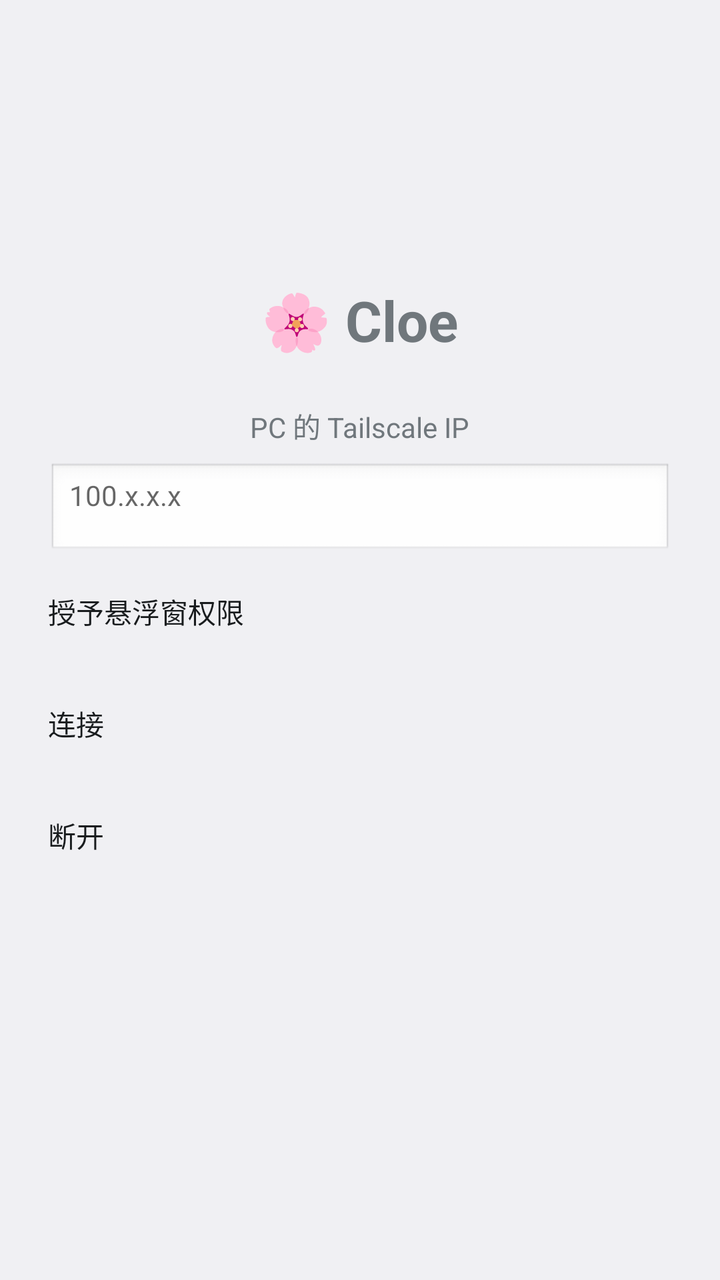
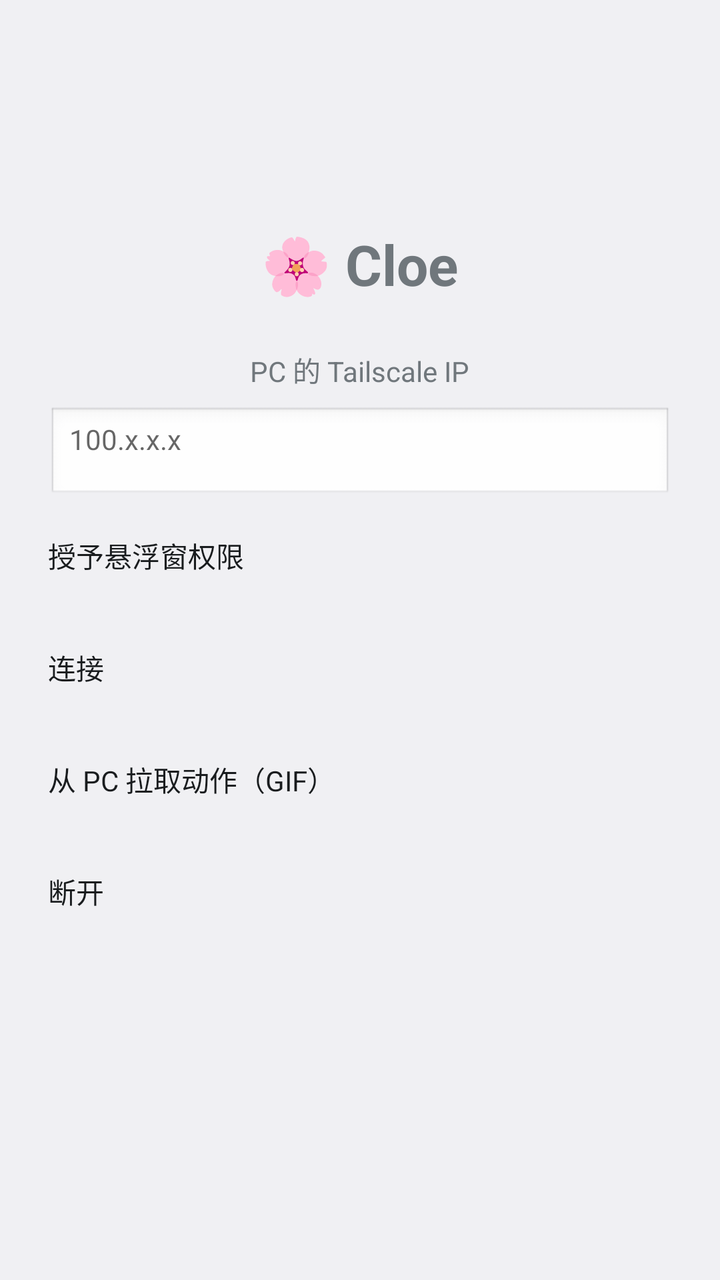

Before-and-after screenshots of an Android layout around one commit, followed by the original layout XML and the change that was made.
<!-- AndroidManifest.xml: activity theme Theme.Cloe -->
<!-- res/layout/activity_main.xml -->
<?xml version="1.0" encoding="utf-8"?>
<LinearLayout xmlns:android="http://schemas.android.com/apk/res/android"
    android:layout_width="match_parent"
    android:layout_height="match_parent"
    android:orientation="vertical"
    android:padding="24dp"
    android:gravity="center">

    <TextView
        android:layout_width="wrap_content"
        android:layout_height="wrap_content"
        android:text="🌸 Cloe"
        android:textSize="28sp"
        android:textStyle="bold"
        android:layout_marginBottom="24dp" />

    <TextView
        android:layout_width="wrap_content"
        android:layout_height="wrap_content"
        android:text="PC 的 Tailscale IP"
        android:textSize="14sp"
        android:layout_marginBottom="8dp" />

    <EditText
        android:id="@+id/et_host"
        android:layout_width="match_parent"
        android:layout_height="48dp"
        android:inputType="textUri"
        android:hint="100.x.x.x"
        android:textAlignment="center"
        android:background="@android:drawable/edit_text"
        android:layout_marginBottom="16dp" />

    <Button
        android:id="@+id/btn_permission"
        android:layout_width="match_parent"
        android:layout_height="48dp"
        android:text="授予悬浮窗权限" />

    <Button
        android:id="@+id/btn_connect"
        android:layout_width="match_parent"
        android:layout_height="48dp"
        android:text="连接"
        android:layout_marginTop="8dp" />

    <Button
        android:id="@+id/btn_disconnect"
        android:layout_width="match_parent"
        android:layout_height="48dp"
        android:text="断开"
        android:layout_marginTop="8dp" />

    <TextView
        android:id="@+id/tv_status"
        android:layout_width="wrap_content"
        android:layout_height="wrap_content"
        android:layout_marginTop="24dp"
        android:textSize="14sp" />

</LinearLayout>
<!-- resources referenced by this layout -->
<resources>
  <style name="Theme.Cloe" parent="android:Theme.DeviceDefault.Light.NoActionBar">
          <item name="android:statusBarColor">#00000000</item>
      </style>
</resources>

<!-- the commit's change to res/layout/activity_main.xml (unified diff, before → after) -->
@@ -45,6 +45,13 @@
         android:layout_marginTop="8dp" />
 
     <Button
+        android:id="@+id/btn_pull_actions"
+        android:layout_width="match_parent"
+        android:layout_height="48dp"
+        android:text="从 PC 拉取动作（GIF）"
+        android:layout_marginTop="8dp" />
+
+    <Button
         android:id="@+id/btn_disconnect"
         android:layout_width="match_parent"
         android:layout_height="48dp"
